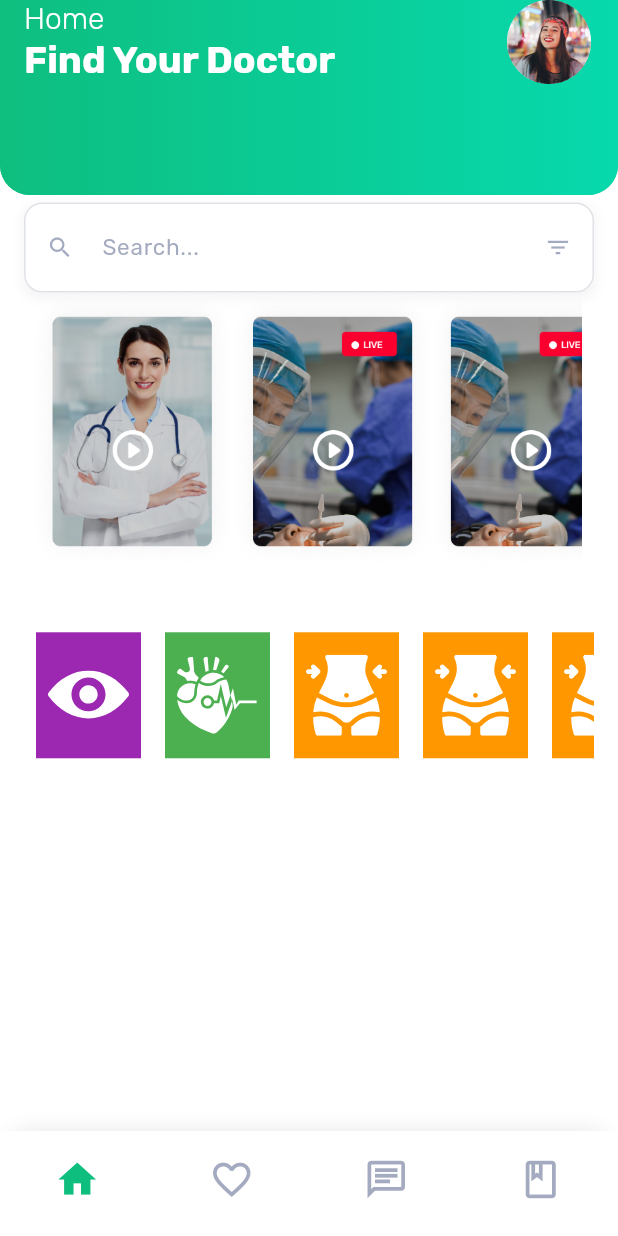
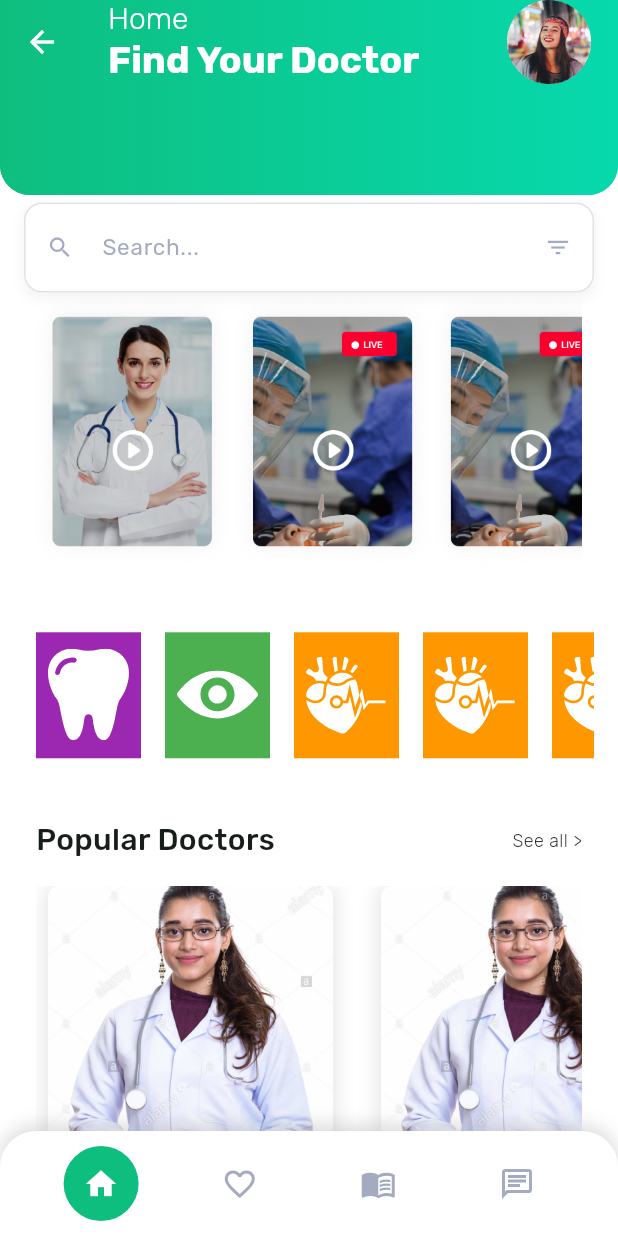
Before and after one commit to MedoAlshafei/doctor_hunt, a Flutter app: the SignInScreen screen opened by its route, after a tap on "Login", on a phone screen of 412 x 824 dp. Run offline on Flutter 3.47's test engine with Material 3 defaults, Android fonts, the phone set to English and light mode, and no system bars; our stand-ins replace flutter_svg, google_fonts.

Commit message:
finished: popular doctors UI

```diff
--- /dev/null
+++ b/lib/core/constants/app_doctor.dart
@@ -0,0 +1,5 @@
+class AppDoctor {
+  static String doctorOne = "assets/doctors/doctors_one.png";
+  static String doctorTwo = "assets/doctors/doctors_two.png";
+  static String doctorThree = "assets/live_doctors/doctor_three.png";
+}
--- a/lib/core/constants/app_icons.dart
+++ b/lib/core/constants/app_icons.dart
@@ -1,7 +1,7 @@
 class AppIcons {
   // Category
-  static String heart = "assets/app_icons/body.svg";
-  static String touth = "assets/app_icons/eye.svg";
-  static String eye = "assets/app_icons/heart.svg";
-  static String body = "assets/app_icons/touth.svg";
+  static String body = "assets/app_icons/body.svg";
+  static String eye = "assets/app_icons/eye.svg";
+  static String heart = "assets/app_icons/heart.svg";
+  static String touth = "assets/app_icons/touth.svg";
 }
--- a/lib/core/routes/route_generation_config.dart
+++ b/lib/core/routes/route_generation_config.dart
@@ -5,48 +5,34 @@ import 'package:doctor_hunt/features/live_stream_view/presentation/live_stream_v
 import 'package:doctor_hunt/features/onboarding_view/presentation/onboarding_view.dart';
 import 'package:doctor_hunt/features/auth/sign_in_view/presentation/sign_in_view.dart';
 import 'package:doctor_hunt/splash_view.dart';
-import 'package:go_router/go_router.dart';
 import 'app_router.dart';
+import 'package:flutter/material.dart';
 
 class RouteGeneratorConfig {
-  static GoRouter goRouter = GoRouter(
-    initialLocation: AppRouter.kSplashView,
-    routes: [
-      GoRoute(
-        path: AppRouter.kSplashView,
-        name: AppRouter.kSplashView,
-        builder: (context, state) => const SplashView(),
-      ),
-      GoRoute(
-        path: AppRouter.kOnboardingView,
-        name: AppRouter.kOnboardingView,
-        builder: (context, state) => const OnboardingView(),
-      ),
-      GoRoute(
-        path: AppRouter.kSignInView,
-        name: AppRouter.kSignInView,
-        builder: (context, state) => const SignInScreen(),
-      ),
-      GoRoute(
-        path: AppRouter.kSignUpView,
-        name: AppRouter.kSignUpView,
-        builder: (context, state) => const SignUpView(),
-      ),
-      GoRoute(
-        path: AppRouter.kHomeView,
-        name: AppRouter.kHomeView,
-        builder: (context, state) => const HomeView(),
-      ),
-      GoRoute(
-        path: AppRouter.kDoctorLiveStreamView,
-        name: AppRouter.kDoctorLiveStreamView,
-        builder: (context, state) => const DoctorLiveScreen(),
-      ),
-      GoRoute(
-        path: AppRouter.kFindDoctorView,
-        name: AppRouter.kFindDoctorView,
-        builder: (context, state) => const FindDoctorsScreen(),
-      ),
-    ],
-  );
+  static Route<dynamic>? generator(RouteSettings settings) {
+    switch (settings.name) {
+      case AppRouter.kSplashView:
+        return MaterialPageRoute(builder: (_) => const SplashView());
+      case AppRouter.kOnboardingView:
+        return MaterialPageRoute(builder: (_) => const OnboardingView());
+      case AppRouter.kSignInView:
+        return MaterialPageRoute(builder: (_) => const SignInScreen());
+      case AppRouter.kSignUpView:
+        return MaterialPageRoute(builder: (_) => const SignUpView());
+      case AppRouter.kHomeView:
+        return MaterialPageRoute(builder: (_) => const HomeView());
+      case AppRouter.kDoctorLiveStreamView:
+        return MaterialPageRoute(builder: (_) => const DoctorLiveScreen());
+      case AppRouter.kFindDoctorView:
+        return MaterialPageRoute(builder: (_) => const FindDoctorsScreen());
+      // Add more cases as needed
+      default:
+        return MaterialPageRoute(
+          builder: (_) => Scaffold(
+            appBar: AppBar(title: Text('No route defined')),
+            body: Center(child: Text('No route defined')),
+          ),
+        );
+    }
+  }
 }
--- a/lib/features/auth/sign_in_view/presentation/sign_in_view.dart
+++ b/lib/features/auth/sign_in_view/presentation/sign_in_view.dart
@@ -6,7 +6,7 @@ import 'package:doctor_hunt/features/shared/custom_elevated_button.dart';
 import 'package:doctor_hunt/features/shared/custom_text_button.dart';
 import 'package:flutter/material.dart';
 import 'package:google_fonts/google_fonts.dart';
-import 'package:go_router/go_router.dart';
+// import 'package:go_router/go_router.dart';
 
 class SignInScreen extends StatelessWidget {
   const SignInScreen({super.key});
@@ -89,8 +89,11 @@ class SignInScreen extends StatelessWidget {
                     width: 300,
                     height: 55,
                     onPressed: () {
-                      // Navigate to home after successful login using GoRouter
-                      GoRouter.of(context).go(AppRouter.kHomeView);
+                      // Navigate to home after successful login using native navigation
+                      Navigator.pushReplacementNamed(
+                        context,
+                        AppRouter.kHomeView,
+                      );
                     },
                   ),
                   SizedBox(height: height * 0.03),
@@ -98,16 +101,16 @@ class SignInScreen extends StatelessWidget {
                     text: "Forgot password",
                     color: AppColors.primary,
                     onPressed: () {
-                      GoRouter.of(context).go(AppRouter.kSignUpView);
+                      Navigator.pushNamed(context, AppRouter.kSignUpView);
                     },
                   ),
-                  SizedBox(height: MediaQuery.sizeOf(context).height * 0.2),
+                  SizedBox(height: MediaQuery.sizeOf(context).height / 25),
                   Padding(
                     padding: const EdgeInsets.symmetric(horizontal: 60),
                     child: CustomTextButtom(
                       text: "Don’t have an account? Join us",
                       onPressed: () {
-                        GoRouter.of(context).go(AppRouter.kSignUpView);
+                        Navigator.pushNamed(context, AppRouter.kSignUpView);
                       },
                       color: AppColors.primary,
                     ),
--- a/lib/features/auth/sign_up_view/presentation/sign_up_view.dart
+++ b/lib/features/auth/sign_up_view/presentation/sign_up_view.dart
@@ -5,7 +5,7 @@ import 'package:doctor_hunt/features/auth/shared/login_text_filed.dart';
 import 'package:doctor_hunt/features/shared/custom_elevated_button.dart';
 import 'package:doctor_hunt/features/shared/custom_text_button.dart';
 import 'package:flutter/material.dart';
-import 'package:go_router/go_router.dart';
+// import 'package:go_router/go_router.dart';
 import 'package:google_fonts/google_fonts.dart';
 
 class SignUpView extends StatelessWidget {
@@ -97,7 +97,10 @@ class SignUpView extends StatelessWidget {
                     width: 300,
                     height: 55,
                     onPressed: () {
-                      GoRouter.of(context).go(AppRouter.kHomeView);
+                      Navigator.pushReplacementNamed(
+                        context,
+                        AppRouter.kHomeView,
+                      );
                     },
                   ),
                   SizedBox(height: height * 0.03),
@@ -105,7 +108,7 @@ class SignUpView extends StatelessWidget {
                     text: "Have an account? Log in",
                     color: AppColors.primary,
                     onPressed: () {
-                      GoRouter.of(context).go(AppRouter.kSignInView);
+                      Navigator.pushNamed(context, AppRouter.kSignInView);
                     },
                   ),
                 ],
--- /dev/null
+++ b/lib/features/home_view/model/navigation_bar_model.dart
@@ -0,0 +1,39 @@
+import 'package:flutter/material.dart';
+
+class NavBarModel {
+  NavBarModel({
+    required this.outlineIcon,
+    required this.filledIcon,
+    required this.color,
+    required this.selectedIconColor,
+    required this.screenname,
+    this.isSelected = false,
+  });
+
+  final IconData outlineIcon;
+  final IconData filledIcon;
+  final Color color;
+  final Color selectedIconColor;
+  final bool isSelected;
+  final String? screenname;
+
+  IconData get icon => isSelected ? filledIcon : outlineIcon;
+
+  NavBarModel copyWith({
+    IconData? outlineIcon,
+    IconData? filledIcon,
+    Color? color,
+    Color? selectedIconColor,
+    bool? isSelected,
+    String? screenname,
+  }) {
+    return NavBarModel(
+      outlineIcon: outlineIcon ?? this.outlineIcon,
+      filledIcon: filledIcon ?? this.filledIcon,
+      color: color ?? this.color,
+      selectedIconColor: selectedIconColor ?? this.selectedIconColor,
+      isSelected: isSelected ?? this.isSelected,
+      screenname: screenname ?? this.screenname,
+    );
+  }
+}
--- a/lib/features/home_view/presentation/home_view.dart
+++ b/lib/features/home_view/presentation/home_view.dart
@@ -1,6 +1,10 @@
+import 'package:doctor_hunt/core/constants/app_colors.dart';
+import 'package:doctor_hunt/core/routes/app_router.dart';
+import 'package:doctor_hunt/features/home_view/model/navigation_bar_model.dart';
 import 'package:doctor_hunt/features/home_view/presentation/widgets/builder_bottom_nev_bar.dart';
 import 'package:doctor_hunt/features/home_view/presentation/widgets/category_builder.dart';
 import 'package:doctor_hunt/features/home_view/presentation/widgets/custom_app_bar.dart';
+import 'package:doctor_hunt/features/home_view/presentation/widgets/popular_doctor.dart';
 import 'package:doctor_hunt/features/live_stream_view/presentation/live_stream_builder.dart';
 import 'package:flutter/material.dart';
 
@@ -12,6 +16,59 @@ class HomeView extends StatefulWidget {
 }
 
 class _HomeViewState extends State<HomeView> {
+  int _selectedIndex = 0;
+  List<NavBarModel> navItems = [];
+
+  @override
+  void initState() {
+    super.initState();
+    _selectedIndex = 0;
+    navItems = [
+      NavBarModel(
+        outlineIcon: Icons.home_outlined,
+        filledIcon: Icons.home,
+        screenname: AppRouter.kHomeView,
+        color: AppColors.grey,
+        selectedIconColor: Colors.white,
+        isSelected: true,
+      ),
+      NavBarModel(
+        outlineIcon: Icons.favorite_outline,
+        filledIcon: Icons.favorite,
+        screenname: AppRouter.kfavoriteScreen,
+        color: AppColors.grey,
+        selectedIconColor: Colors.white,
+        isSelected: false,
+      ),
+      NavBarModel(
+        outlineIcon: Icons.menu_book_outlined,
+        filledIcon: Icons.menu_book,
+        screenname: AppRouter.kfavoriteScreen,
+        color: AppColors.grey,
+        selectedIconColor: Colors.white,
+        isSelected: false,
+      ),
+      NavBarModel(
+        outlineIcon: Icons.chat_outlined,
+        filledIcon: Icons.chat_rounded,
+        screenname: AppRouter.kchatScreen,
+        color: AppColors.grey,
+        selectedIconColor: Colors.white,
+        isSelected: false,
+      ),
+    ];
+  }
+
+  void _onItemTapped(int index) {
+    setState(() {
+      _selectedIndex = index;
+    });
+    final screenName = navItems[index].screenname;
+    if (screenName != null) {
+      Navigator.pushNamed(context, screenName);
+    }
+  }
+
   @override
   Widget build(BuildContext context) {
     return Scaffold(
@@ -22,25 +79,17 @@ class _HomeViewState extends State<HomeView> {
           const CustomAppBar(),
           SliverToBoxAdapter(child: LiveStreamBuilder()),
           CategoryBuilder(),
-          SliverToBoxAdapter(
-            child: Container(
-              margin: const EdgeInsets.symmetric(horizontal: 16, vertical: 24),
-              padding: const EdgeInsets.all(8),
-              child: Column(
-                crossAxisAlignment: CrossAxisAlignment.start,
-                mainAxisAlignment: MainAxisAlignment.start,
-                children: [
-                  Row(
-                    mainAxisAlignment: MainAxisAlignment.spaceBetween,
-                    children: [Text("")],
-                  ),
-                ],
-              ),
-            ),
+          BuilderDoctorRowContainer(
+            title: "Popular Doctors",
+            // child:
           ),
         ],
       ),
-      bottomNavigationBar: BuilderBottomNevBar(),
+      bottomNavigationBar: BuilderBottomNevBar(
+        selectedIndex: 0,
+        onItemSelected: _onItemTapped,
+        navItems: navItems,
+      ),
     );
   }
 }
--- a/lib/features/home_view/presentation/widgets/builder_bottom_nev_bar.dart
+++ b/lib/features/home_view/presentation/widgets/builder_bottom_nev_bar.dart
@@ -1,17 +1,20 @@
 import 'package:doctor_hunt/core/constants/app_colors.dart';
 import 'package:doctor_hunt/core/routes/app_router.dart';
+import 'package:doctor_hunt/features/home_view/model/navigation_bar_model.dart';
 import 'package:flutter/material.dart';
-import 'package:go_router/go_router.dart';
+// import 'package:go_router/go_router.dart';
 
-class BuilderBottomNevBar extends StatefulWidget {
-  const BuilderBottomNevBar({super.key});
+class BuilderBottomNevBar extends StatelessWidget {
+  final int selectedIndex;
+  final ValueChanged<int> onItemSelected;
+  final List<NavBarModel> navItems;
 
-  @override
-  State<BuilderBottomNevBar> createState() => _BuilderBottomNevBarState();
-}
-
-class _BuilderBottomNevBarState extends State<BuilderBottomNevBar> {
-  int _selectedIndex = 0;
+  const BuilderBottomNevBar({
+    super.key,
+    required this.selectedIndex,
+    required this.onItemSelected,
+    required this.navItems,
+  });
 
   @override
   Widget build(BuildContext context) {
@@ -26,70 +29,41 @@ class _BuilderBottomNevBarState extends State<BuilderBottomNevBar> {
         ),
         boxShadow: [
           BoxShadow(
-            color: Colors.grey.withOpacity(0.2),
+            color: Colors.grey.withAlpha(100),
             spreadRadius: 0,
             blurRadius: 10,
-            offset: const Offset(0, -2),
+            offset: const Offset(0, -3),
           ),
         ],
       ),
-      child: BottomNavigationBar(
-        type: BottomNavigationBarType.fixed,
-        backgroundColor: Colors.white,
-        selectedItemColor: AppColors.primary,
-        unselectedItemColor: AppColors.grey,
-        showSelectedLabels: false,
-        showUnselectedLabels: false,
-        iconSize: 30,
-        elevation: 0,
-        currentIndex: _selectedIndex,
-        items: [
-          BottomNavigationBarItem(
-            icon: Container(
+      child: Row(
+        mainAxisAlignment: MainAxisAlignment.spaceEvenly,
+        children: List.generate(
+          navItems.length,
+          (index) => InkWell(
+            onTap: () => onItemSelected(index),
+            borderRadius: BorderRadius.circular(25),
+            child: Container(
+              width: 50,
+              height: 50,
               decoration: BoxDecoration(
-                shape: BoxShape.circle,
-                color: AppColors.primary,
+                color: selectedIndex == index
+                    ? AppColors.primary
+                    : Colors.transparent,
+                borderRadius: BorderRadius.circular(25),
               ),
-              child: Icon(Icons.home_outlined),
+              child: Center(
+                child: Icon(
+                  navItems[index].icon,
+                  size: 24,
+                  color: selectedIndex == index
+                      ? navItems[index].selectedIconColor
+                      : navItems[index].color,
+                ),
+              ),
             ),
-            activeIcon: Icon(Icons.home),
-            label: '',
           ),
-          BottomNavigationBarItem(
-            icon: Icon(Icons.favorite_outline),
-            activeIcon: Icon(Icons.favorite),
-            label: '',
-          ),
-          BottomNavigationBarItem(
-            icon: Icon(Icons.chat_outlined),
-            activeIcon: Icon(Icons.chat),
-            label: '',
-          ),
-          BottomNavigationBarItem(
-            icon: Icon(Icons.book_outlined),
-            activeIcon: Icon(Icons.book),
-            label: '',
-          ),
-        ],
-        onTap: (index) {
-          setState(() {
-            _selectedIndex = index;
-          });
-          switch (index) {
-            case 0:
-              GoRouter.of(context).go(AppRouter.kHomeView);
-              break;
-            case 1:
-              GoRouter.of(context).go(AppRouter.kfavoriteScreen);
-              break;
-            case 2:
-              GoRouter.of(context).go(AppRouter.kchatScreen);
-              break;
-            case 3:
-              GoRouter.of(context).go(AppRouter.kbookScreen);
-              break;
-          }
-        },
+        ),
       ),
     );
   }
--- /dev/null
+++ b/lib/features/home_view/presentation/widgets/popular_doctor.dart
@@ -0,0 +1,66 @@
+import 'package:doctor_hunt/features/home_view/presentation/widgets/popular_doctor_card.dart';
+import 'package:flutter/material.dart';
+import 'package:google_fonts/google_fonts.dart';
+
+class BuilderDoctorRowContainer extends StatelessWidget {
+  const BuilderDoctorRowContainer({super.key, required this.title});
+
+  final String title;
+
+  @override
+  Widget build(BuildContext context) {
+    final size = MediaQuery.sizeOf(context);
+    final height = size.height;
+    return SliverToBoxAdapter(
+      child: Container(
+        margin: const EdgeInsets.symmetric(horizontal: 16, vertical: 24),
+        padding: const EdgeInsets.all(8),
+        child: Column(
+          crossAxisAlignment: CrossAxisAlignment.start,
+          mainAxisAlignment: MainAxisAlignment.start,
+          children: [
+            Row(
+              mainAxisAlignment: MainAxisAlignment.spaceBetween,
+              children: [
+                Text(
+                  title,
+                  style: GoogleFonts.rubik(
+                    fontSize: 20,
+                    fontWeight: FontWeight.w500,
+                  ),
+                ),
+                Text(
+                  "See all >",
+                  style: GoogleFonts.rubik(
+                    fontSize: 12,
+                    fontWeight: FontWeight.w300,
+                  ),
+                ),
+              ],
+            ),
+            const SizedBox(height: 16),
+            SizedBox(
+              height: height / 3.5,
+              width: double.infinity,
+              child: ListView.builder(
+                scrollDirection: Axis.horizontal,
+                shrinkWrap: true,
+                physics: const BouncingScrollPhysics(),
+                itemCount: 5,
+                itemBuilder: (context, index) => Padding(
+                  padding: const EdgeInsets.symmetric(horizontal: 8),
+                  child: DoctorCard(
+                    imageUrl: 'assets/doctors/doctors_one.png',
+                    name: 'Dr. Fillerup Grab',
+                    specialty: 'Medicine Specialist',
+                    rating: 4.5,
+                  ),
+                ),
+              ),
+            ),
+          ],
+        ),
+      ),
+    );
+  }
+}
--- /dev/null
+++ b/lib/features/home_view/presentation/widgets/popular_doctor_card.dart
@@ -0,0 +1,110 @@
+import 'package:flutter/material.dart';
+
+class DoctorCard extends StatelessWidget {
+  const DoctorCard({
+    super.key,
+    required this.imageUrl,
+    required this.name,
+    required this.specialty,
+    required this.rating,
+  });
+
+  final String imageUrl;
+  final String name;
+  final String specialty;
+  final double rating;
+
+  @override
+  Widget build(BuildContext context) {
+    return Container(
+      width: 190,
+      margin: EdgeInsets.only(right: 16),
+      decoration: BoxDecoration(
+        borderRadius: BorderRadius.circular(8),
+        color: Colors.white,
+        boxShadow: [
+          BoxShadow(
+            color: Colors.black.withOpacity(0.1),
+            blurRadius: 10,
+            spreadRadius: 2,
+            offset: Offset(0, 2),
+          ),
+        ],
+      ),
+      child: Column(
+        children: [
+          Container(
+            height: 170,
+            decoration: BoxDecoration(
+              borderRadius: BorderRadius.only(
+                topLeft: Radius.circular(8),
+                topRight: Radius.circular(8),
+              ),
+              image: DecorationImage(
+                image: AssetImage(imageUrl),
+                fit: BoxFit.cover,
+              ),
+            ),
+          ),
+          Padding(
+            padding: EdgeInsets.all(12),
+            child: Column(
+              children: [
+                Text(name),
+                Text(specialty),
+                Row(
+                  mainAxisAlignment: MainAxisAlignment.center,
+                  children: List.generate(5, (starIndex) {
+                    return Icon(
+                      Icons.star,
+                      size: 14,
+                      color: starIndex < rating
+                          ? Colors.amber
+                          : Colors.grey[300],
+                    );
+                  }),
+                ),
+              ],
+            ),
+          ),
+        ],
+      ),
+    );
+
+    // return Card(
+    //   shape: RoundedRectangleBorder(borderRadius: BorderRadius.circular(16)),
+    //   elevation: 10,
+    //   shadowColor: Colors.black,
+    //   child: SizedBox(
+    //     width: 200,
+    //     height: 350,
+    //     child: Column(
+    //       mainAxisSize: MainAxisSize.min,
+    //       children: [
+    //         Image.asset(imageUrl, width: 150, height: 100, fit: BoxFit.cover),
+    //         const SizedBox(height: 8),
+    //         Text(
+    //           name,
+    //           style: const TextStyle(fontWeight: FontWeight.bold, fontSize: 16),
+    //         ),
+    //         Text(
+    //           specialty,
+    //           style: TextStyle(color: Colors.grey[600], fontSize: 13),
+    //         ),
+    //         const SizedBox(height: 8),
+    //         Row(
+    //           mainAxisAlignment: MainAxisAlignment.center,
+    //           children: List.generate(5, (index) {
+    //             return Icon(
+    //               index < rating ? Icons.star : Icons.star_border,
+    //               color: Colors.amber,
+    //               size: 18,
+    //             );
+    //           }),
+    //         ),
+    //       ],
+    //     ),
+    //   ),
+    // );
+  }
+}
--- a/lib/features/onboarding_view/presentation/onboarding_view.dart
+++ b/lib/features/onboarding_view/presentation/onboarding_view.dart
@@ -1,11 +1,11 @@
 import 'package:doctor_hunt/core/constants/app_colors.dart';
 import 'package:doctor_hunt/core/constants/app_text.dart';
-import 'package:doctor_hunt/core/routes/app_router.dart';
+import 'package:doctor_hunt/features/home_view/presentation/home_view.dart';
 import 'package:doctor_hunt/features/onboarding_view/model/onboarding_model.dart';
 import 'package:doctor_hunt/features/onboarding_view/presentation/custom_page_view_builder.dart';
 import 'package:flutter/material.dart';
 import 'package:google_fonts/google_fonts.dart';
-import 'package:go_router/go_router.dart';
+// import 'package:go_router/go_router.dart';
 
 class OnboardingView extends StatefulWidget {
   const OnboardingView({super.key});
@@ -56,9 +56,13 @@ class _OnboardingViewState extends State<OnboardingView> {
                 ElevatedButton(
                   onPressed: () {
                     if (_currentPage == 2) {
-                      GoRouter.of(
+                      Navigator.pushAndRemoveUntil(
                         context,
-                      ).pushReplacementNamed(AppRouter.kSignInView);
+                        MaterialPageRoute(
+                          builder: (context) => const HomeView(),
+                        ),
+                        (route) => false,
+                      );
                     } else {
                       _pageController.nextPage(
                         duration: const Duration(milliseconds: 300),
@@ -82,9 +86,13 @@ class _OnboardingViewState extends State<OnboardingView> {
                         curve: Curves.easeIn,
                       );
                     } else {
-                      GoRouter.of(
+                      Navigator.pushAndRemoveUntil(
                         context,
-                      ).pushReplacementNamed(AppRouter.kSignInView);
+                        MaterialPageRoute(
+                          builder: (context) => const HomeView(),
+                        ),
+                        (route) => false,
+                      );
                     }
                   },
                   child: Text(
--- a/lib/main.dart
+++ b/lib/main.dart
@@ -11,12 +11,13 @@ class MyApp extends StatelessWidget {
 
   @override
   Widget build(BuildContext context) {
-    return MaterialApp.router(
+    return MaterialApp(
       debugShowCheckedModeBanner: false,
       title: 'Doctor Hunt',
       themeMode: ThemeMode.system,
       theme: CustomTheme.lightTheme,
-      routerConfig: RouteGeneratorConfig.goRouter,
+      initialRoute: '/',
+      onGenerateRoute: RouteGeneratorConfig.generator,
     );
   }
 }
--- a/lib/splash_view.dart
+++ b/lib/splash_view.dart
@@ -1,7 +1,7 @@
 import 'package:doctor_hunt/core/constants/app_image.dart';
 import 'package:doctor_hunt/core/routes/app_router.dart';
 import 'package:flutter/material.dart';
-import 'package:go_router/go_router.dart';
+// import 'package:go_router/go_router.dart';
 
 class SplashView extends StatefulWidget {
   const SplashView({super.key});
@@ -20,7 +20,7 @@ class _SplashViewState extends State<SplashView> {
   Future<void> _navigateToOnboarding() async {
     await Future.delayed(const Duration(seconds: 2));
     if (mounted) {
-      context.go(AppRouter.kOnboardingView);
+      Navigator.pushReplacementNamed(context, AppRouter.kOnboardingView);
     }
   }
 
--- a/pubspec.yaml
+++ b/pubspec.yaml
@@ -12,6 +12,7 @@ dependencies:
   cupertino_icons: ^1.0.8
   flutter:
     sdk: flutter
+  flutter_product_card: ^0.0.8
   flutter_svg: ^2.2.1
   go_router: ^14.6.2
   google_fonts: ^6.3.2
@@ -26,6 +27,7 @@ flutter:
 
   assets:
     - assets/
+    - assets/doctors/
     - assets/app_icons/
     - assets/streaming/
     - assets/aouth_icon/
```
Also changed, not shown: assets/doctors/doctors_one.png (added), assets/doctors/doctors_two.png (added), pubspec.lock.
